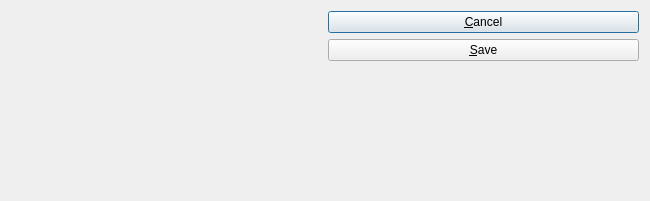
Above: share/sample_scripts/addressDialog.ui from Pegasus-RPG/xtuple-client before the change. Below: the same form after it.
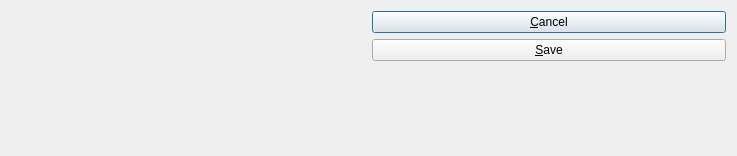
That is the form after the change. Custom widgets are drawn as their Qt base class.

Diff of the .ui file:
```diff
--- a/share/sample_scripts/addressDialog.ui
+++ b/share/sample_scripts/addressDialog.ui
@@ -5,8 +5,8 @@
    <rect>
     <x>0</x>
     <y>0</y>
-    <width>650</width>
-    <height>201</height>
+    <width>737</width>
+    <height>156</height>
    </rect>
   </property>
   <property name="windowTitle" >
@@ -52,7 +52,7 @@
  <customwidgets>
   <customwidget>
    <class>AddressCluster</class>
-   <extends>QWidget</extends>
+   <extends></extends>
    <header>addresscluster.h</header>
   </customwidget>
  </customwidgets>
```
Left out of the diff: 2 changed lines with no effect on the pictures.
